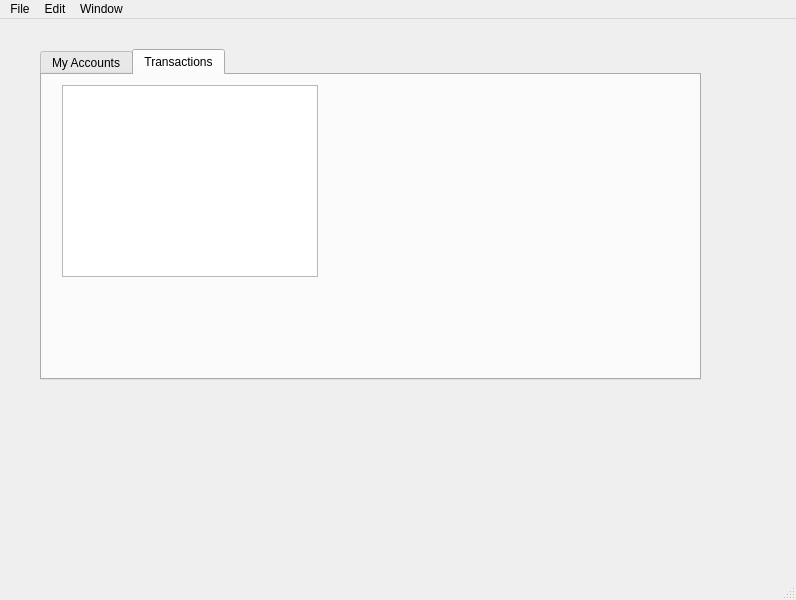
Above: ft_mainwindow.ui from TechMcKay/FinanceTracker before the change. Below: the same form after it.
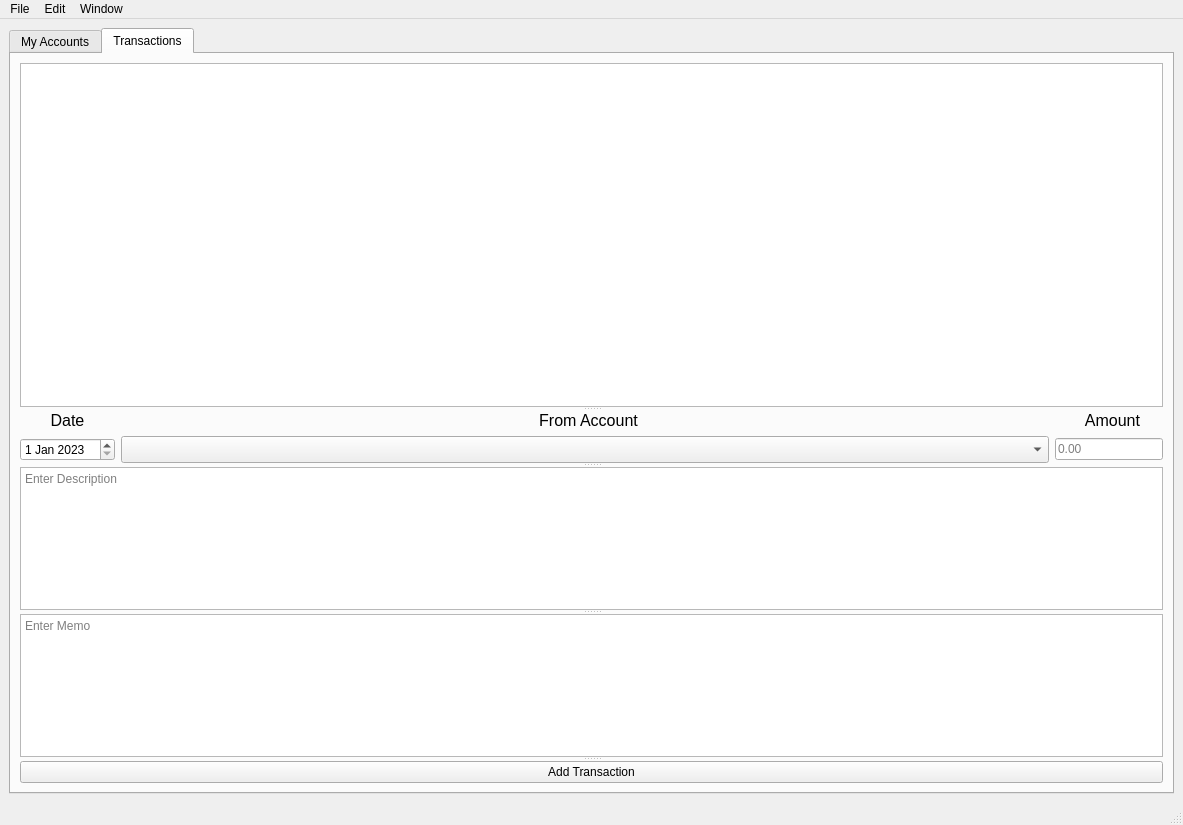
That is the form after the change.

Commit message: Transaction Tab created along with connection to transaction spreadsheet.  Blank Dialog box created and tied to main.py.

```diff
--- a/ft_mainwindow.ui
+++ b/ft_mainwindow.ui
@@ -6,54 +6,225 @@
    <rect>
     <x>0</x>
     <y>0</y>
-    <width>796</width>
-    <height>600</height>
+    <width>1183</width>
+    <height>825</height>
    </rect>
   </property>
+  <property name="sizePolicy">
+   <sizepolicy hsizetype="Expanding" vsizetype="Expanding">
+    <horstretch>0</horstretch>
+    <verstretch>0</verstretch>
+   </sizepolicy>
+  </property>
   <property name="windowTitle">
    <string>MainWindow</string>
   </property>
   <widget class="QWidget" name="centralwidget">
-   <widget class="QTabWidget" name="tabWidget">
-    <property name="geometry">
-     <rect>
-      <x>40</x>
-      <y>30</y>
-      <width>661</width>
-      <height>331</height>
-     </rect>
-    </property>
-    <property name="currentIndex">
-     <number>1</number>
-    </property>
-    <widget class="QWidget" name="accounts_tab">
-     <attribute name="title">
-      <string>My Accounts</string>
-     </attribute>
-    </widget>
-    <widget class="QWidget" name="transactions_tab">
-     <attribute name="title">
-      <string>Transactions</string>
-     </attribute>
-     <widget class="QTableWidget" name="transaction_table">
-      <property name="geometry">
-       <rect>
-        <x>20</x>
-        <y>10</y>
-        <width>256</width>
-        <height>192</height>
-       </rect>
+   <property name="sizePolicy">
+    <sizepolicy hsizetype="Expanding" vsizetype="Preferred">
+     <horstretch>0</horstretch>
+     <verstretch>0</verstretch>
+    </sizepolicy>
+   </property>
+   <layout class="QHBoxLayout" name="horizontalLayout">
+    <item>
+     <widget class="QTabWidget" name="main_tabWidget">
+      <property name="sizePolicy">
+       <sizepolicy hsizetype="Expanding" vsizetype="Expanding">
+        <horstretch>0</horstretch>
+        <verstretch>0</verstretch>
+       </sizepolicy>
       </property>
+      <property name="currentIndex">
+       <number>1</number>
+      </property>
+      <property name="tabsClosable">
+       <bool>false</bool>
+      </property>
+      <widget class="QWidget" name="accounts_tab">
+       <attribute name="title">
+        <string>My Accounts</string>
+       </attribute>
+      </widget>
+      <widget class="QWidget" name="transactions_tab">
+       <property name="enabled">
+        <bool>true</bool>
+       </property>
+       <attribute name="title">
+        <string>Transactions</string>
+       </attribute>
+       <layout class="QHBoxLayout" name="horizontalLayout_2">
+        <item>
+         <widget class="QSplitter" name="splitter_2">
+          <property name="orientation">
+           <enum>Qt::Vertical</enum>
+          </property>
+          <widget class="QTableWidget" name="transaction_table">
+           <property name="enabled">
+            <bool>true</bool>
+           </property>
+           <property name="sizePolicy">
+            <sizepolicy hsizetype="Expanding" vsizetype="Expanding">
+             <horstretch>0</horstretch>
+             <verstretch>0</verstretch>
+            </sizepolicy>
+           </property>
+           <property name="minimumSize">
+            <size>
+             <width>0</width>
+             <height>344</height>
+            </size>
+           </property>
+           <property name="sizeAdjustPolicy">
+            <enum>QAbstractScrollArea::AdjustIgnored</enum>
+           </property>
+           <property name="alternatingRowColors">
+            <bool>false</bool>
+           </property>
+           <property name="sortingEnabled">
+            <bool>true</bool>
+           </property>
+           <attribute name="horizontalHeaderCascadingSectionResizes">
+            <bool>false</bool>
+           </attribute>
+           <attribute name="horizontalHeaderStretchLastSection">
+            <bool>true</bool>
+           </attribute>
+           <attribute name="verticalHeaderCascadingSectionResizes">
+            <bool>false</bool>
+           </attribute>
+          </widget>
+          <widget class="QWidget" name="layoutWidget">
+           <layout class="QGridLayout" name="gridLayout" rowstretch="0,0" columnstretch="0,1,0,0" columnminimumwidth="0,0,1,0">
+            <item row="0" column="0">
+             <widget class="QLabel" name="label">
+              <property name="font">
+               <font>
+                <pointsize>12</pointsize>
+               </font>
+              </property>
+              <property name="text">
+               <string>Date</string>
+              </property>
+              <property name="alignment">
+               <set>Qt::AlignCenter</set>
+              </property>
+             </widget>
+            </item>
+            <item row="0" column="1" colspan="2">
+             <widget class="QLabel" name="label_2">
+              <property name="font">
+               <font>
+                <pointsize>12</pointsize>
+               </font>
+              </property>
+              <property name="layoutDirection">
+               <enum>Qt::LeftToRight</enum>
+              </property>
+              <property name="text">
+               <string>From Account</string>
+              </property>
+              <property name="alignment">
+               <set>Qt::AlignCenter</set>
+              </property>
+             </widget>
+            </item>
+            <item row="0" column="3">
+             <widget class="QLabel" name="label_3">
+              <property name="font">
+               <font>
+                <pointsize>12</pointsize>
+               </font>
+              </property>
+              <property name="text">
+               <string>Amount</string>
+              </property>
+              <property name="alignment">
+               <set>Qt::AlignCenter</set>
+              </property>
+             </widget>
+            </item>
+            <item row="1" column="0">
+             <widget class="QDateEdit" name="transactionDateEdit">
+              <property name="date">
+               <date>
+                <year>2023</year>
+                <month>1</month>
+                <day>1</day>
+               </date>
+              </property>
+             </widget>
+            </item>
+            <item row="1" column="1">
+             <widget class="QComboBox" name="accountComboBox">
+              <property name="font">
+               <font>
+                <pointsize>12</pointsize>
+               </font>
+              </property>
+              <property name="contextMenuPolicy">
+               <enum>Qt::NoContextMenu</enum>
+              </property>
+              <property name="editable">
+               <bool>false</bool>
+              </property>
+              <property name="currentText">
+               <string/>
+              </property>
+             </widget>
+            </item>
+            <item row="1" column="2" colspan="2">
+             <widget class="QLineEdit" name="amountLineEdit">
+              <property name="placeholderText">
+               <string>0.00</string>
+              </property>
+             </widget>
+            </item>
+           </layout>
+          </widget>
+          <widget class="QSplitter" name="splitter">
+           <property name="orientation">
+            <enum>Qt::Vertical</enum>
+           </property>
+           <widget class="QPlainTextEdit" name="descriptionTextEdit">
+            <property name="contextMenuPolicy">
+             <enum>Qt::NoContextMenu</enum>
+            </property>
+            <property name="overwriteMode">
+             <bool>false</bool>
+            </property>
+            <property name="placeholderText">
+             <string>Enter Description</string>
+            </property>
+           </widget>
+           <widget class="QPlainTextEdit" name="memoTextEdit">
+            <property name="overwriteMode">
+             <bool>false</bool>
+            </property>
+            <property name="placeholderText">
+             <string>Enter Memo</string>
+            </property>
+           </widget>
+          </widget>
+          <widget class="QPushButton" name="addTransactionButton">
+           <property name="text">
+            <string>Add Transaction</string>
+           </property>
+          </widget>
+         </widget>
+        </item>
+       </layout>
+      </widget>
      </widget>
-    </widget>
-   </widget>
+    </item>
+   </layout>
   </widget>
   <widget class="QMenuBar" name="menubar">
    <property name="geometry">
     <rect>
      <x>0</x>
      <y>0</y>
-     <width>796</width>
+     <width>1183</width>
      <height>21</height>
     </rect>
    </property>
```
The commit also changes 7 other files.
